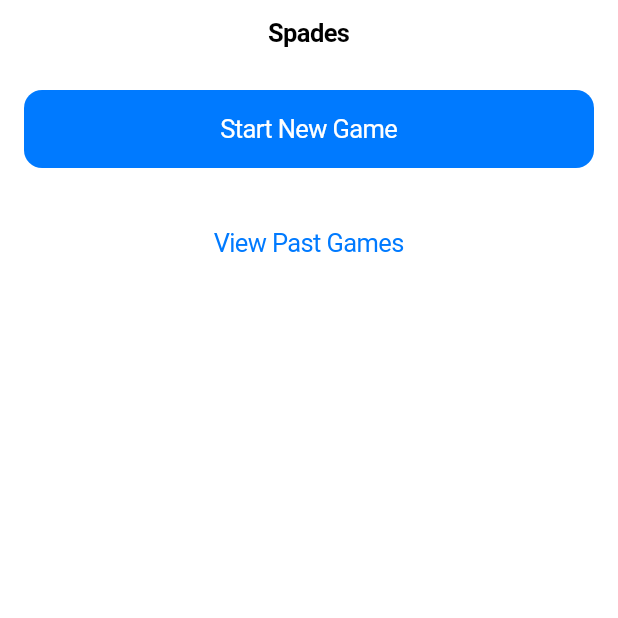
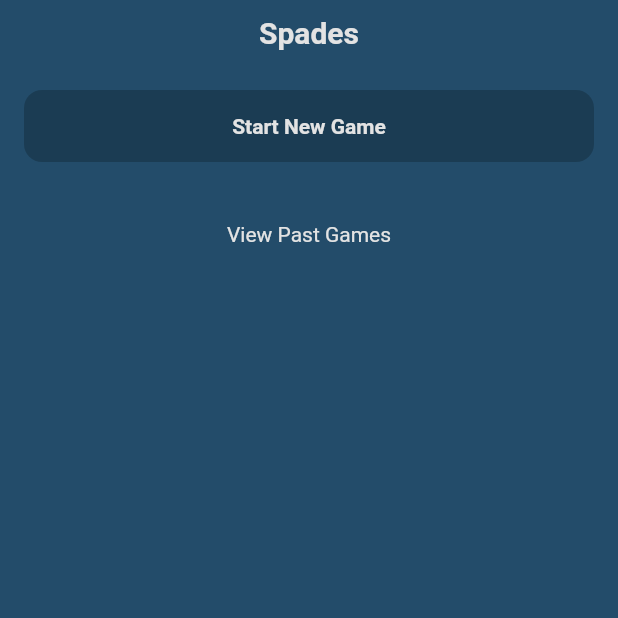
Before and after one commit to PimVanLeeuwen/spades_flutter_app, a Flutter app: the screen it shows after launch, on a phone screen of 412 x 824 dp, the top half of it. Run offline on Flutter 3.47's test engine with Material 3 defaults, Android fonts, the phone set to English and light mode, and no system bars; our stand-ins replace flutter_riverpod, go_router, hive_flutter; accounts and stored records are empty.

Commit message:
feat: improved colors

```diff
--- /dev/null
+++ b/lib/colors.dart
@@ -0,0 +1,9 @@
+import 'package:flutter/material.dart';
+
+class AppColors {
+  static const primary = Color(0xFF1B3C53);
+  static const secondary = Color(0xFF456882);
+  static const background = Color(0xFF234C6A);
+  static const textSecondary = Color(0xFF7D8289);
+  static const textPrimary = Color(0xFFE3E3E3);
+}
--- a/lib/main.dart
+++ b/lib/main.dart
@@ -2,10 +2,30 @@ import 'package:flutter/cupertino.dart';
 import 'package:flutter_riverpod/flutter_riverpod.dart';
 import 'package:go_router/go_router.dart';
 
+import 'colors.dart';
 import 'game_repository.dart';
 import 'screens/games_screen.dart';
 import 'screens/home_screen.dart';
 import 'screens/play_screen.dart';
+
+final theme = CupertinoThemeData(
+  primaryColor: AppColors.primary,
+  scaffoldBackgroundColor: AppColors.background,
+  textTheme: const CupertinoTextThemeData(
+    textStyle: TextStyle(color: AppColors.textPrimary),
+    actionTextStyle: TextStyle(color: AppColors.textPrimary),
+    navTitleTextStyle: TextStyle(
+      color: AppColors.textPrimary,
+      fontSize: 20,
+      fontWeight: FontWeight.bold,
+    ),
+    navLargeTitleTextStyle: TextStyle(
+      color: AppColors.textPrimary,
+      fontSize: 34,
+      fontWeight: FontWeight.bold,
+    ),
+  ),
+);
 
 final _router = GoRouter(
   routes: [
@@ -32,6 +52,7 @@ class App extends StatelessWidget {
   Widget build(BuildContext context) {
     return CupertinoApp.router(
       title: 'Spades',
+      theme: theme,
       routerConfig: _router, // <- use the global router here
     );
   }
--- a/lib/screens/home_screen.dart
+++ b/lib/screens/home_screen.dart
@@ -1,6 +1,8 @@
 import 'package:flutter/cupertino.dart';
 import 'package:flutter_riverpod/flutter_riverpod.dart';
 import 'package:go_router/go_router.dart';
+
+import '../colors.dart';
 import '../state.dart';
 
 class HomeScreen extends ConsumerWidget {
@@ -12,12 +14,27 @@ class HomeScreen extends ConsumerWidget {
     final last = games.isNotEmpty ? games.first : null;
 
     return CupertinoPageScaffold(
-        navigationBar: const CupertinoNavigationBar(middle: Text('Spades')),
-        child: SafeArea(child: ListView(
+      navigationBar: const CupertinoNavigationBar(
+        middle: Text(
+          'Spades',
+          style: TextStyle(
+            color: AppColors.textPrimary,
+            fontWeight: FontWeight.w600,
+          ),
+        ),
+      ),
+      child: SafeArea(
+        child: ListView(
           padding: const EdgeInsets.all(16),
           children: [
             CupertinoButton.filled(
-              child: const Text('Start New Game'),
+              child: const Text(
+                'Start New Game',
+                style: TextStyle(
+                  color: AppColors.textPrimary,
+                  fontWeight: FontWeight.w600,
+                ),
+              ),
               onPressed: () async {
                 await _promptNewGame(context, ref);
               },
@@ -25,67 +42,94 @@ class HomeScreen extends ConsumerWidget {
             const SizedBox(height: 12),
             if (last != null)
               CupertinoButton(
-                  child: const Text('Continue Last Game'),
+                child: const Text(
+                  'Continue Last Game',
+                  style: TextStyle(color: AppColors.textPrimary),
+                ),
                 onPressed: () {
                   context.push('/play/${last.id}');
-                  }
+                },
               ),
             const SizedBox(height: 12),
             CupertinoButton(
-              child: const Text('View Past Games'),
+              child: const Text(
+                'View Past Games',
+                style: TextStyle(color: AppColors.textPrimary),
+              ),
               onPressed: () {
                 context.push('/games');
               },
-            )
+            ),
           ],
-        ))
+        ),
+      ),
     );
   }
 
   Future<void> _promptNewGame(BuildContext context, WidgetRef ref) async {
-    final names = await showCupertinoDialog(context: context, builder: (_) => const _NamesDialog(),);
+    final names = await showCupertinoDialog(
+      context: context,
+      builder: (_) => const _NamesDialog(),
+    );
     if (names == null || names.length != 4) return;
-    final id = await ref.read(gamesProvider.notifier).createGame(playerNames: names);
+    final id = await ref
+        .read(gamesProvider.notifier)
+        .createGame(playerNames: names);
 
     if (!context.mounted) return;
     WidgetsBinding.instance.addPostFrameCallback((_) {
       if (context.mounted) context.push('/play/$id');
     });
-
   }
 }
 
 class _NamesDialog extends StatefulWidget {
   const _NamesDialog();
+
   @override
   State<_NamesDialog> createState() => _NamesDialogState();
 }
 
 class _NamesDialogState extends State<_NamesDialog> {
-  final players = ['Team 1 Player 1', 'Team 2 Player 1', 'Team 1 Player 2', 'Team 2 Player 2'];
+  final players = [
+    'Team 1 Player 1',
+    'Team 2 Player 1',
+    'Team 1 Player 2',
+    'Team 2 Player 2',
+  ];
   final controllers = List.generate(4, (_) => TextEditingController());
+
   @override
   Widget build(BuildContext context) {
     return CupertinoAlertDialog(
       title: const Text('Players (N / E / S / W)'),
       content: Column(
-        children: List.generate(4, (i) => Padding(
+        children: List.generate(
+          4,
+          (i) => Padding(
             padding: const EdgeInsets.only(top: 8),
             child: CupertinoTextField(
               placeholder: players[i],
               controller: controllers[i],
             ),
-        )),
+          ),
+        ),
       ),
       actions: [
-        CupertinoDialogAction(isDestructiveAction: true, child: const Text('Cancel'),
-            onPressed: () => Navigator.of(context).pop()),
-        CupertinoDialogAction(isDefaultAction: true, child: const Text('Create'),
+        CupertinoDialogAction(
+          isDestructiveAction: true,
+          child: const Text('Cancel'),
+          onPressed: () => Navigator.of(context).pop(),
+        ),
+        CupertinoDialogAction(
+          isDefaultAction: true,
+          child: const Text('Create'),
           onPressed: () {
             final names = controllers.map((c) => c.text.trim()).toList();
             if (names.any((n) => n.isEmpty)) return;
             Navigator.of(context).pop(names);
-            }),
+          },
+        ),
       ],
     );
   }
```
Also changed, not shown: lib/screens/games_screen.dart (+24 -6 lines), lib/screens/play_screen.dart (+98 -45 lines), lib/widget/numeric_stepper.dart (+5 -9 lines). Lines whose indentation alone changed are shown as unchanged.
